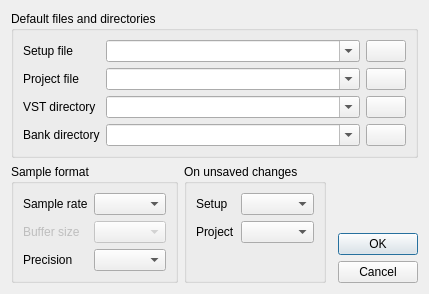
First picture: the form in src/common/views/configdialog.ui, repository rbarreiros/vstboard, before the edit.
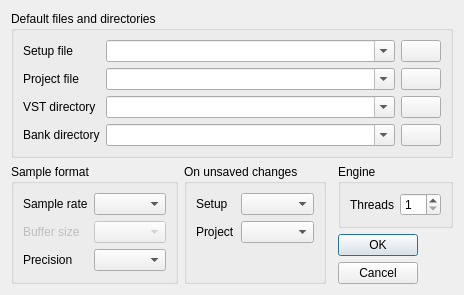
Second picture: the form after the edit. Icons and pictures are not drawn.

```diff
--- a/src/common/views/configdialog.ui
+++ b/src/common/views/configdialog.ui
@@ -336,6 +336,38 @@
      </property>
     </spacer>
    </item>
+   <item row="3" column="4">
+    <widget class="QGroupBox" name="groupBox_2">
+     <property name="title">
+      <string>Engine</string>
+     </property>
+     <layout class="QFormLayout" name="formLayout_3">
+      <item row="0" column="0">
+       <widget class="QLabel" name="label_5">
+        <property name="sizePolicy">
+         <sizepolicy hsizetype="Expanding" vsizetype="Preferred">
+          <horstretch>0</horstretch>
+          <verstretch>0</verstretch>
+         </sizepolicy>
+        </property>
+        <property name="text">
+         <string>Threads</string>
+        </property>
+       </widget>
+      </item>
+      <item row="0" column="1">
+       <widget class="QSpinBox" name="nbThreads">
+        <property name="minimum">
+         <number>1</number>
+        </property>
+        <property name="maximum">
+         <number>64</number>
+        </property>
+       </widget>
+      </item>
+     </layout>
+    </widget>
+   </item>
   </layout>
  </widget>
  <resources/>
```
Left out of the diff: 12 changed lines with no effect on the pictures.
